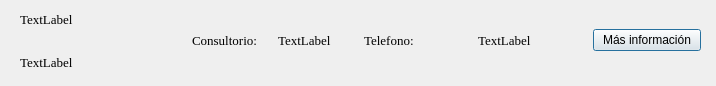
Old version of the form dialogdoctor.ui in the repository Laloses/Hospital.
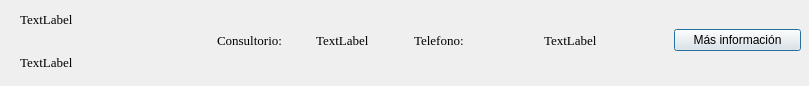
New version of the form.

The edit to the form file:
```diff
--- a/dialogdoctor.ui
+++ b/dialogdoctor.ui
@@ -6,7 +6,7 @@
    <rect>
     <x>0</x>
     <y>0</y>
-    <width>716</width>
+    <width>809</width>
     <height>86</height>
    </rect>
   </property>
@@ -19,12 +19,12 @@
   <property name="windowTitle">
    <string>Dialog</string>
   </property>
-  <widget class="QWidget" name="">
+  <widget class="QWidget" name="layoutWidget">
    <property name="geometry">
     <rect>
      <x>20</x>
      <y>0</y>
-     <width>681</width>
+     <width>781</width>
      <height>81</height>
     </rect>
    </property>
@@ -123,6 +123,12 @@
       </item>
       <item>
        <widget class="QPushButton" name="masinfo">
+        <property name="minimumSize">
+         <size>
+          <width>127</width>
+          <height>0</height>
+         </size>
+        </property>
         <property name="text">
          <string>Más información</string>
         </property>
```
